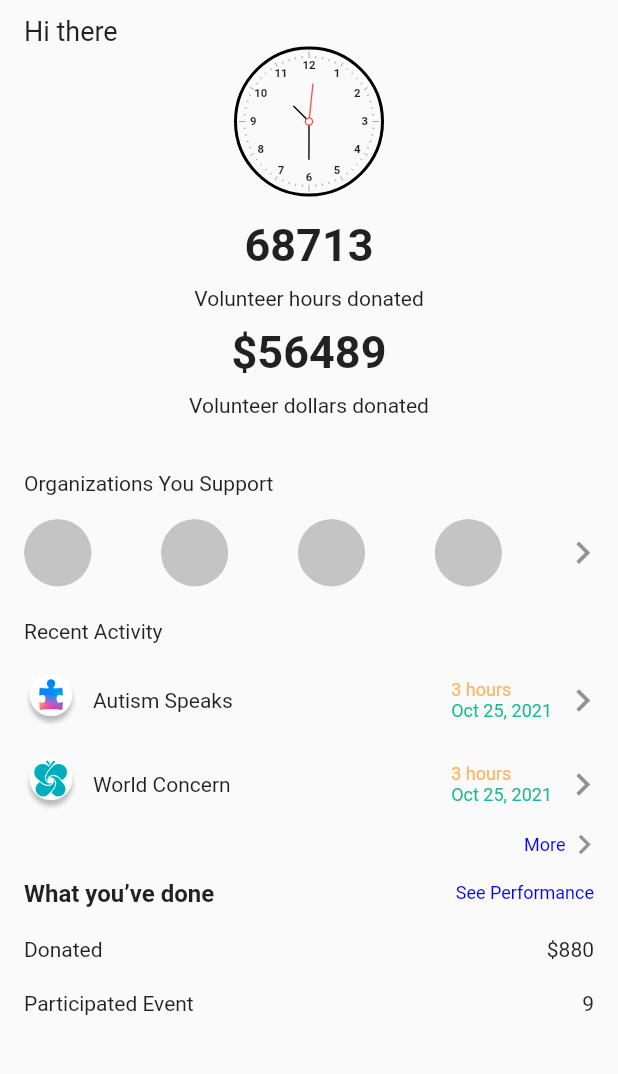
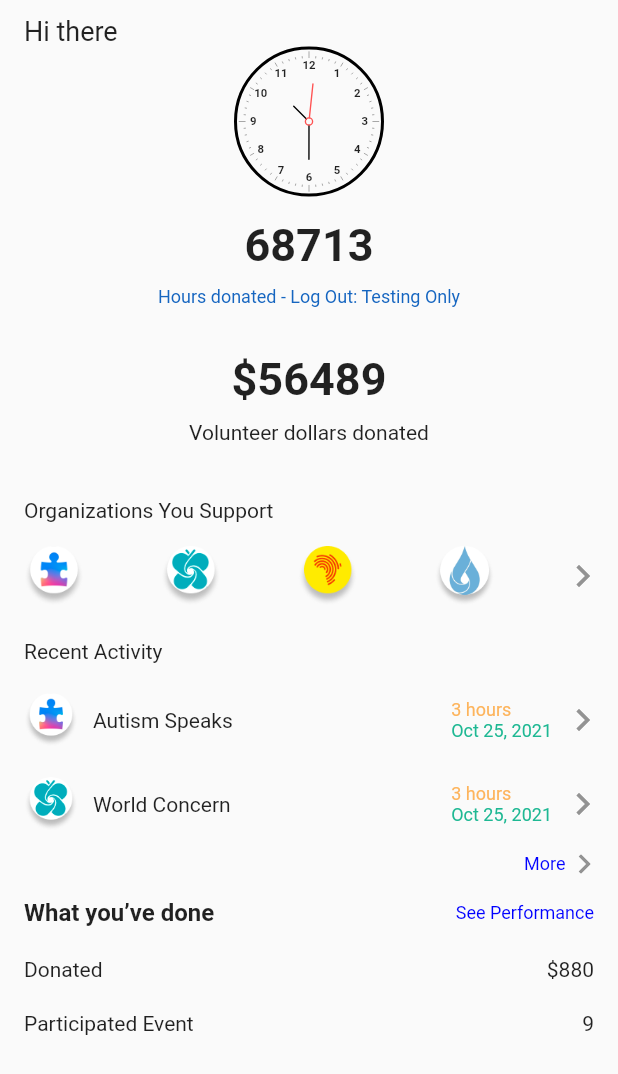
Before and after one commit to AjCH1/chodi_login-format2022, a Flutter app: the ImpactScreen screen opened directly, on a phone screen of 412 x 824 dp. Shown: the top 1074 px of the screen. Run offline on Flutter 3.47's test engine with Material 2 defaults, Android fonts, the phone set to English and light mode, and no system bars; our stand-ins replace cloud_firestore, firebase_auth, firebase_core, flutter_svg, fluttertoast, google_sign_in and 2 more; accounts and stored records are empty.

Commit message:
Simplified User Model
Added Profile Avatar widget to the app for "Organizations You Support" section

```diff
--- a/chodi_login/lib/models/user.dart
+++ b/chodi_login/lib/models/user.dart
@@ -1,42 +1,15 @@
 class User {
-  int? id;
-  String? email;
-  String? userName;
-  String? age;
-  String? securityQuestion;
-  String? securityQuestionAnswer;
-  String? password;
-
-  Map<String, Object?> toMap() {
-    var map = <String, Object?>{
-      'id': id,
-      'email': email,
-      'userName': userName,
-      'age': age,
-      'securityQuestion': securityQuestion,
-      'securityQuestionAnswer': securityQuestionAnswer,
-      'password': password,
-    };
-    return map;
-  }
+  String email;
+  String username;
+  String age;
+  String securityQuestion;
+  String securityQuestionAnswer;
 
   User({
-    this.id,
     required this.email,
-    required this.userName,
-    this.age,
-    this.securityQuestion,
-    this.securityQuestionAnswer,
-    this.password,
+    required this.username,
+    required this.age,
+    required this.securityQuestion,
+    required this.securityQuestionAnswer,
   });
-
-  User.fromMap(Map<dynamic, dynamic> map) {
-    id = map['id'] as int?;
-    email = map['email'] as String?;
-    userName = map['userName'] as String?;
-    age = map['age'] as String?;
-    securityQuestion = map['securityQuestion'] as String?;
-    securityQuestionAnswer = map['securityQuestionAnswer'] as String?;
-    password = map['password'] as String?;
-  }
 }
--- a/chodi_login/lib/screens/impact/impact_screen.dart
+++ b/chodi_login/lib/screens/impact/impact_screen.dart
@@ -3,7 +3,9 @@ import 'package:flutter_chodi_app/models/activity.dart';
 import 'package:flutter_chodi_app/screens/impact/organization_screen.dart';
 import 'package:flutter_chodi_app/screens/impact/performance/performance_screen.dart';
 import 'package:flutter_chodi_app/screens/impact/recent_activity_screen.dart';
+import 'package:flutter_chodi_app/services/google_authentication_service/log_out_button.dart';
 import 'package:flutter_chodi_app/viewmodel/main_view_model.dart';
+import 'package:flutter_chodi_app/widget/profile_avatar.dart';
 import 'package:flutter_chodi_app/widget/recent_activity_widget.dart';
 import 'package:flutter_svg/flutter_svg.dart';
 import 'package:provider/provider.dart';
@@ -83,7 +85,8 @@ class _ImpactScreenState extends State<ImpactScreen>
               ),
               const Padding(
                 padding: EdgeInsets.only(bottom: 10),
-                child: Text("Volunteer hours donated"),
+                child:
+                    const logOutWidget(), //log out function logs people from google and firebase //Text("Volunteer hours donated"),
               ),
               // '\$${h}',
               Padding(
@@ -110,37 +113,17 @@ class _ImpactScreenState extends State<ImpactScreen>
                 child: Row(
                   mainAxisAlignment: MainAxisAlignment.spaceBetween,
                   children: [
-                    ClipOval(
-                      child: Image.asset(
-                        'assets/images/img.png',
-                        height: 45,
-                        width: 45,
-                        fit: BoxFit.fill,
-                      ),
+                    ProfileAvatar(
+                      assetURL: "assets/images/img_1.png",
                     ),
-                    ClipOval(
-                      child: Image.asset(
-                        'assets/images/img.png',
-                        height: 45,
-                        width: 45,
-                        fit: BoxFit.fill,
-                      ),
+                    ProfileAvatar(
+                      assetURL: "assets/images/img_2.png",
                     ),
-                    ClipOval(
-                      child: Image.asset(
-                        'assets/images/img.png',
-                        height: 45,
-                        width: 45,
-                        fit: BoxFit.fill,
-                      ),
+                    ProfileAvatar(
+                      assetURL: "assets/images/img_3.png",
                     ),
-                    ClipOval(
-                      child: Image.asset(
-                        'assets/images/img.png',
-                        height: 45,
-                        width: 45,
-                        fit: BoxFit.fill,
-                      ),
+                    ProfileAvatar(
+                      assetURL: "assets/images/img_4.png",
                     ),
                     GestureDetector(
                       onTap: () {
@@ -259,6 +242,5 @@ class _ImpactScreenState extends State<ImpactScreen>
   void dispose() {
     controller.dispose();
     super.dispose();
-
   }
 }
--- a/chodi_login/lib/screens/impact/performance/line_chart.dart
+++ b/chodi_login/lib/screens/impact/performance/line_chart.dart
@@ -9,8 +9,8 @@ class LineChart extends StatelessWidget {
     return Column(
       crossAxisAlignment: CrossAxisAlignment.start,
       children: [
-        Text("Donated:\$${15}"),
-        Padding(padding: EdgeInsets.only(top: 10), child: Text("Event:6")),
+        Text("Donated: \$${15}"),
+        Padding(padding: EdgeInsets.only(top: 10), child: Text("Event: 6")),
         Padding(
             padding: EdgeInsets.only(top: 20, bottom: 20),
             child: Row(
@@ -64,7 +64,7 @@ class LineChart extends StatelessWidget {
           ],
         )),
         const Padding(
-            padding: EdgeInsets.only(top: 10), child: Text("Donated:7hours")),
+            padding: EdgeInsets.only(top: 10), child: Text("Donated: 7 hours")),
         Padding(
             padding: const EdgeInsets.only(top: 20, bottom: 10),
             child: Row(
--- a/chodi_login/lib/screens/user/forgot_password_email_screen.dart
+++ b/chodi_login/lib/screens/user/forgot_password_email_screen.dart
@@ -2,7 +2,7 @@ import 'package:flutter/material.dart';
 import 'package:flutter_chodi_app/configs/app_theme.dart';
 import 'package:flutter_chodi_app/models/user.dart';
 import 'package:flutter_chodi_app/screens/user/forgot_password_security_question_screen.dart';
-import 'package:flutter_chodi_app/services/firebase_service.dart';
+import 'package:flutter_chodi_app/services/firebase_authentication_service.dart';
 import 'package:flutter_chodi_app/widget/strip_guide_widget.dart';
 import 'package:fluttertoast/fluttertoast.dart';
 
--- a/chodi_login/lib/screens/user/forgot_password_security_question_screen.dart
+++ b/chodi_login/lib/screens/user/forgot_password_security_question_screen.dart
@@ -1,7 +1,7 @@
 import 'package:flutter/material.dart';
 import 'package:flutter_chodi_app/screens/user/reset_password_srceen.dart';
 //import 'package:flutter_chodi_app/screens/user/reset_password_srceen.dart';
-import 'package:flutter_chodi_app/services/firebase_service.dart';
+import 'package:flutter_chodi_app/services/firebase_authentication_service.dart';
 import 'package:fluttertoast/fluttertoast.dart';
 
 import '../../configs/app_theme.dart';
--- a/chodi_login/lib/screens/user/login_screen.dart
+++ b/chodi_login/lib/screens/user/login_screen.dart
@@ -4,7 +4,7 @@ import 'package:flutter_chodi_app/configs/app_theme.dart';
 import 'package:flutter_chodi_app/screens/home_screen.dart';
 import 'package:flutter_chodi_app/screens/user/forgot_password_email_screen.dart';
 import 'package:flutter_chodi_app/screens/user/sign_up_screen.dart';
-import 'package:flutter_chodi_app/services/firebase_service.dart';
+import 'package:flutter_chodi_app/services/firebase_authentication_service.dart';
 import 'package:flutter_chodi_app/services/google_authentication_service/google_authentication.dart';
 import 'package:flutter_svg/flutter_svg.dart';
 import 'package:fluttertoast/fluttertoast.dart';
--- a/chodi_login/lib/screens/user/reset_password_srceen.dart
+++ b/chodi_login/lib/screens/user/reset_password_srceen.dart
@@ -1,7 +1,7 @@
 import 'package:flutter/material.dart';
 import 'package:flutter_chodi_app/models/user.dart';
 import 'package:flutter_chodi_app/screens/user/login_screen.dart';
-import 'package:flutter_chodi_app/services/firebase_service.dart';
+import 'package:flutter_chodi_app/services/firebase_authentication_service.dart';
 
 import '../../configs/app_theme.dart';
 import '../../widget/strip_guide_widget.dart';
--- a/chodi_login/lib/services/google_authentication_service/log_out_button.dart
+++ b/chodi_login/lib/services/google_authentication_service/log_out_button.dart
@@ -1,6 +1,6 @@
 import 'package:flutter/material.dart';
 import 'package:flutter/gestures.dart';
-import 'package:flutter_chodi_app/services/firebase_service.dart';
+import 'package:flutter_chodi_app/services/firebase_authentication_service.dart';
 import 'package:provider/provider.dart';
 import 'google_authentication.dart';
 //import 'package:flutter_chodi_app/services/firebase_service.dart';
@@ -31,7 +31,7 @@ class _logOutWidgetState extends State<logOutWidget> {
         alignment: Alignment.bottomCenter,
         child: RichText(
           text: TextSpan(
-              text: 'Log Out',
+              text: 'Hours donated - Log Out: Testing Only',
               style: googleLinkTextStyle,
               recognizer: TapGestureRecognizer()
                 ..onTap = () {
--- /dev/null
+++ b/chodi_login/lib/widget/profile_avatar.dart
@@ -0,0 +1,18 @@
+import 'package:flutter/material.dart';
+
+class ProfileAvatar extends StatelessWidget {
+  String assetURL;
+
+  ProfileAvatar({Key? key, required this.assetURL}) : super(key: key);
+
+  List<Widget> organizationAvatars = [];
+
+  //Return a dynamic Row
+  @override
+  Widget build(BuildContext context) {
+    return CircleAvatar(
+      child: Image.asset(assetURL),
+      backgroundColor: Colors.transparent,
+    );
+  }
+}
```
Also changed, not shown: chodi_login/lib/main.dart (+6 -2 lines), chodi_login/lib/screens/home_screen.dart (+77 -85 lines), chodi_login/lib/screens/user/sign_up_screen.dart (+13 -12 lines), chodi_login/lib/services/firebase_authentication_service.dart (renamed from chodi_login/lib/services/firebase_service.dart, +38 -42 lines).
